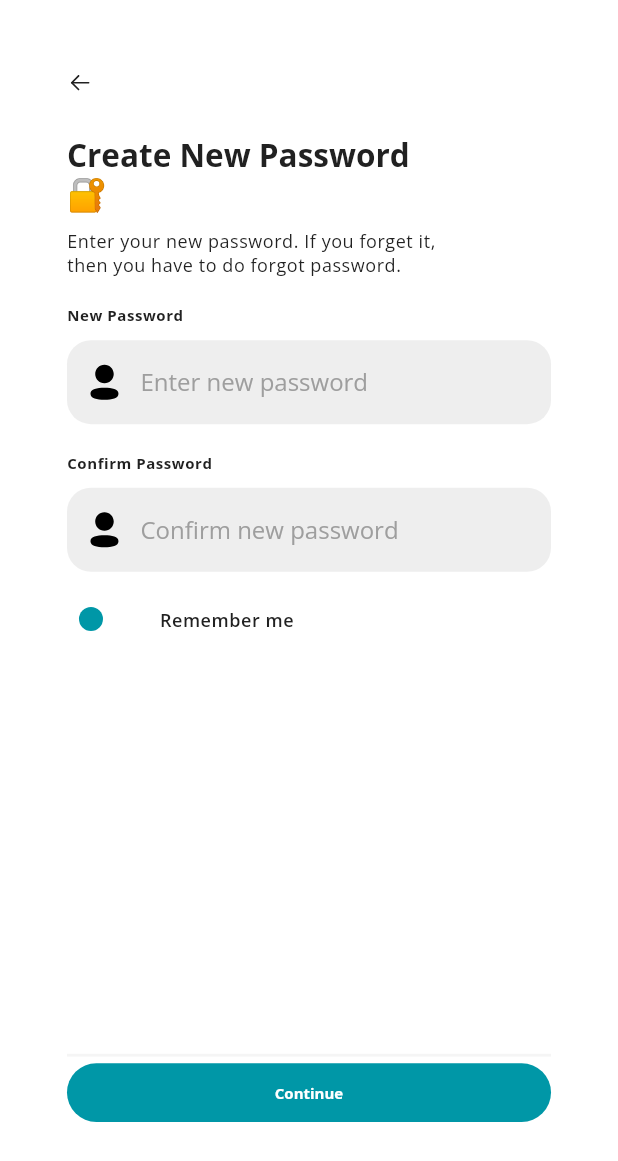
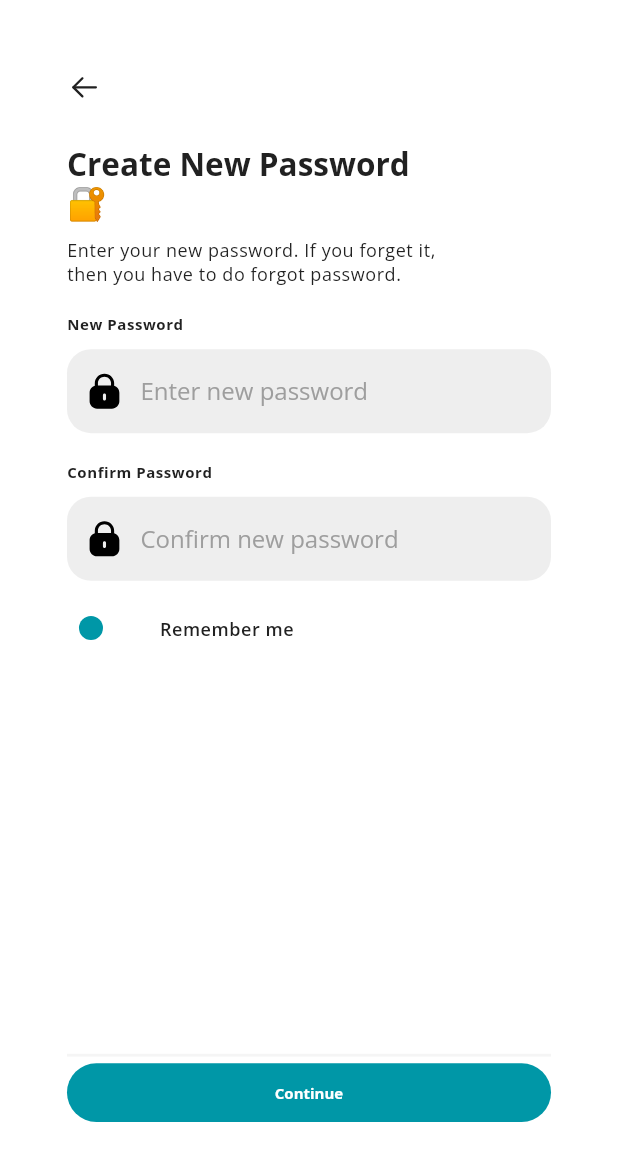
Before and after one commit to Kobbleton/bookflow, a Flutter app: the CreateNewPasswordScreen screen opened by its route, on a phone screen of 412 x 824 dp. Shown: the top 1161 px of the screen. Run offline on Flutter 3.47's test engine with Material 2 defaults, Android fonts, the phone set to English and light mode, and no system bars; our stand-ins replace cached_network_image, carousel_slider, flutter_svg, pin_code_fields, smooth_page_indicator.

Commit message:
Code refactoring and comments in login stage
Code refactoring and comments in login stage

```diff
--- a/lib/presentation/create_new_password_screen/create_new_password_screen.dart
+++ b/lib/presentation/create_new_password_screen/create_new_password_screen.dart
@@ -20,6 +20,8 @@ class CreateNewPasswordScreen extends StatefulWidget {
 
 class _CreateNewPasswordScreenState extends State<CreateNewPasswordScreen> {
   final TextEditingController passwordController = TextEditingController();
+  final TextEditingController confirmPasswordController =
+      TextEditingController();
 
   @override
   void dispose() {
@@ -45,8 +47,8 @@ class _CreateNewPasswordScreenState extends State<CreateNewPasswordScreen> {
           children: [
             CustomImageView(
                 svgPath: ImageConstant.imgArrowleft,
-                height: getSize(28),
-                width: getSize(28),
+                height: getSize(36),
+                width: getSize(36),
                 onTap: () {
                   onTapImgArrowleft(context);
                 }),
@@ -75,18 +77,18 @@ class _CreateNewPasswordScreenState extends State<CreateNewPasswordScreen> {
                 headerText: "New Password",
                 hintText: "Enter new password",
                 inputController: passwordController,
-                iconPath: ImageConstant.profileIcon,
-                isObscured: false,
+                iconPath: ImageConstant.lockIcon,
+                isObscured: true,
               ),
             ),
             Padding(
               padding: getPadding(top: 10),
               child: CustomInputFieldFull(
                 hintText: "Confirm new password",
-                inputController: passwordController,
+                inputController: confirmPasswordController,
                 headerText: "Confirm Password",
-                iconPath: ImageConstant.profileIcon,
-                isObscured: false,
+                iconPath: ImageConstant.lockIcon,
+                isObscured: true,
               ),
             ),
             Padding(
@@ -94,10 +96,11 @@ class _CreateNewPasswordScreenState extends State<CreateNewPasswordScreen> {
               child: Row(
                 children: [
                   CustomIconButton(
-                      height: 24,
-                      width: 24,
-                      child: CustomImageView(
-                          svgPath: ImageConstant.imgCheckmarkWhiteA700)),
+                    height: 24,
+                    width: 24,
+                    child: CustomImageView(
+                        svgPath: ImageConstant.imgCheckmarkWhiteA700),
+                  ),
                   Padding(
                     padding: getPadding(left: 16),
                     child: Text(
```
Also changed, not shown: lib/presentation/forgot_password_screen/forgot_password_screen.dart (+22 -9 lines), lib/presentation/otp_code_verification_screen/otp_code_verification_screen.dart (+2 -34 lines), lib/presentation/otp_code_verification_screen/widgets/custom_pin_code_field.dart (added, +48 -0 lines), lib/presentation/sign_in_screen/sign_in_screen.dart (+26 -9 lines).
